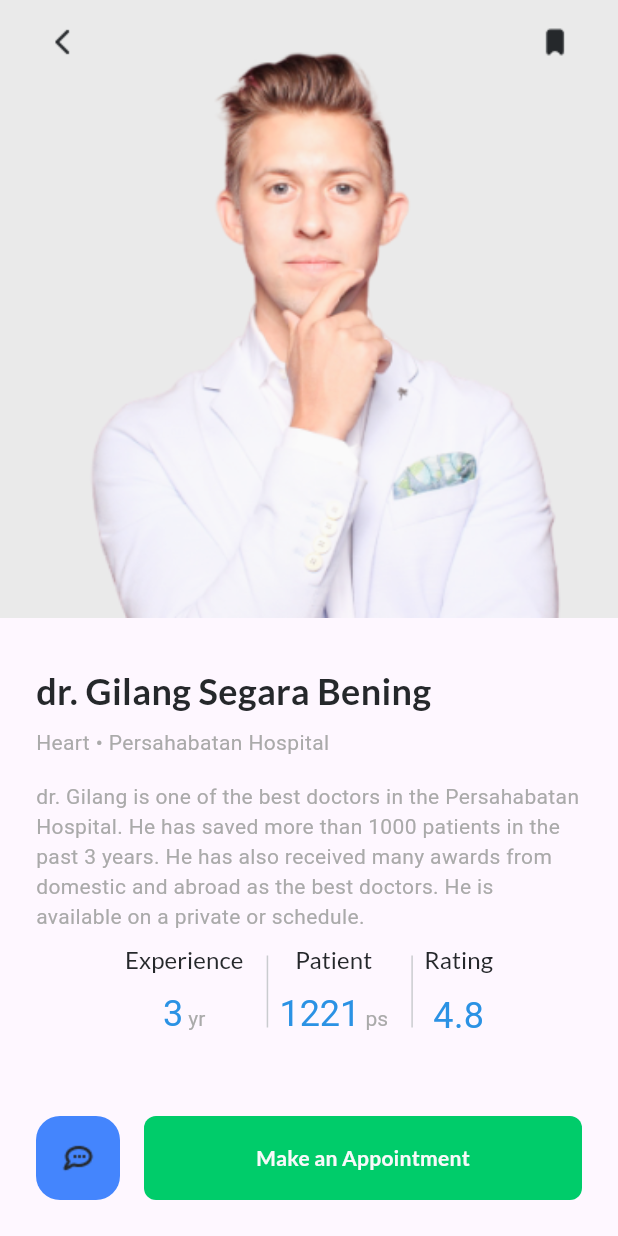
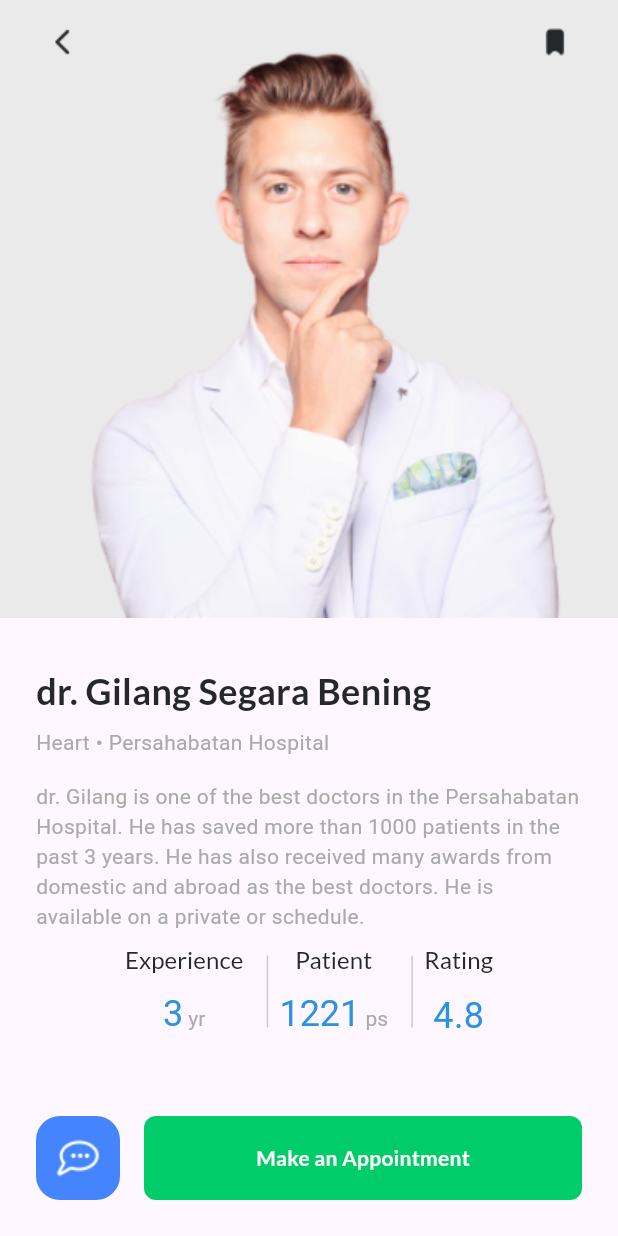
Before and after one commit to AEG14/find_your_doctor_app, a Flutter app: the screen it shows after launch, after a tap on "dr. Gilang Segara Bening", on a phone screen of 412 x 824 dp. Run offline on Flutter 3.47's test engine with Material 2 defaults, Android fonts, the phone set to English and light mode, and no system bars; our stand-ins replace flutter_rating_bar, google_fonts; Roboto replaces fonts that are missing (Source Sans Pro).

Commit message:
changed icons-comment2

```diff
--- a/lib/pages/doctor_details.dart
+++ b/lib/pages/doctor_details.dart
@@ -280,7 +280,7 @@ class TopDoctorDetails extends StatelessWidget {
                         color: Color(0xFF4485FD),
                         image: const DecorationImage(
                           image: AssetImage(
-                            'assets/images/png/Icons-Comment.png',
+                            'assets/images/png/Icons-Comment2.png',
                           ),
                         ),
                       ),
```
